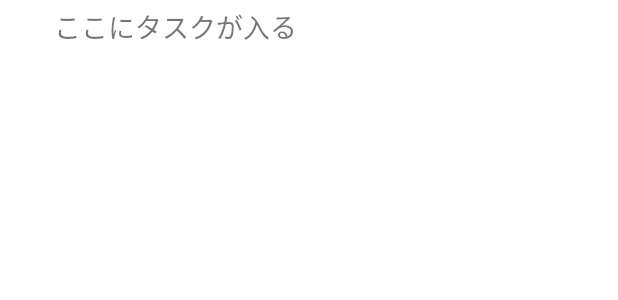
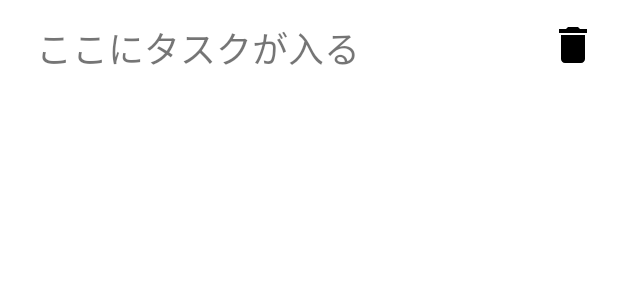
Before and after one commit to ri0103/DevGoal, an Android app: the layout item_task_cell.xml on its own in the app's theme, with its tools: preview values and no code run, on a phone screen of 412 x 824 dp. Shown: the top 300 px of the screen. Run offline under Robolectric (Android 15) with nearby library versions, the phone set to English and light mode, and no system bars.

Commit message:
delete_task_function_done

```diff
--- /dev/null
+++ b/app/src/main/res/drawable/ic_baseline_delete_24.xml
@@ -0,0 +1,5 @@
+<vector android:height="24dp" android:tint="#000000"
+    android:viewportHeight="24" android:viewportWidth="24"
+    android:width="24dp" xmlns:android="http://schemas.android.com/apk/res/android">
+    <path android:fillColor="@android:color/white" android:pathData="M6,19c0,1.1 0.9,2 2,2h8c1.1,0 2,-0.9 2,-2V7H6v12zM19,4h-3.5l-1,-1h-5l-1,1H5v2h14V4z"/>
+</vector>
--- a/app/src/main/res/layout/fragment_home.xml
+++ b/app/src/main/res/layout/fragment_home.xml
@@ -24,7 +24,7 @@
         app:layout_constraintTop_toTopOf="parent"
         app:layout_constraintRight_toRightOf="parent"
         android:layout_margin="12sp"
-        android:src="@drawable/ic_baseline_settings_24"
+        android:background="@drawable/ic_baseline_settings_24"
         />
 
 
--- a/app/src/main/res/layout/item_task_cell.xml
+++ b/app/src/main/res/layout/item_task_cell.xml
@@ -3,22 +3,35 @@
     android:layout_width="match_parent"
     android:layout_height="wrap_content"
     xmlns:app="http://schemas.android.com/apk/res-auto"
-    android:layout_margin="4sp">
+    android:layout_margin="6sp"
+    >
+
+
 
     <TextView
         android:id="@+id/taskTextView"
+        app:layout_constraintLeft_toLeftOf="parent"
         app:layout_constraintTop_toTopOf="parent"
-        app:layout_constraintLeft_toLeftOf="parent"
-        app:layout_constraintRight_toRightOf="parent"
-        app:layout_constraintBottom_toBottomOf="parent"
-        android:layout_marginRight="32sp"
-        android:layout_marginLeft="32sp"
-        android:layout_width="match_parent"
-        android:layout_height="wrap_content"
+        android:layout_width="360sp"
+        android:layout_height="48sp"
+        android:paddingTop="8sp"
+        android:paddingBottom="8sp"
+        android:paddingLeft="18sp"
         android:text="ここにタスクが入る"
-        android:textSize="18sp"
+        android:textSize="24sp"
         android:fontFamily="@font/ricty_diminished_bold"
         />
 
+    <ImageButton
+        app:layout_constraintTop_toTopOf="parent"
+        app:layout_constraintRight_toRightOf="parent"
+        android:id="@+id/deleteTaskButton"
+        android:background="@drawable/ic_baseline_delete_24"
+        android:layout_width="32sp"
+        android:layout_height="32sp"
+        android:layout_margin="8sp"
+        android:foregroundGravity="center_vertical"/>
+
+
 
 </androidx.constraintlayout.widget.ConstraintLayout>
```
Also changed, not shown: app/src/main/java/app/ishizaki/ryu/devgoal/TaskRecyclerviewAdapter.kt (+39 -1 lines), app/src/main/java/app/ishizaki/ryu/devgoal/fragments/HomeFragment.kt (+137 -24 lines), app/src/main/res/drawable/border_2.xml (added, +12 -0 lines).
